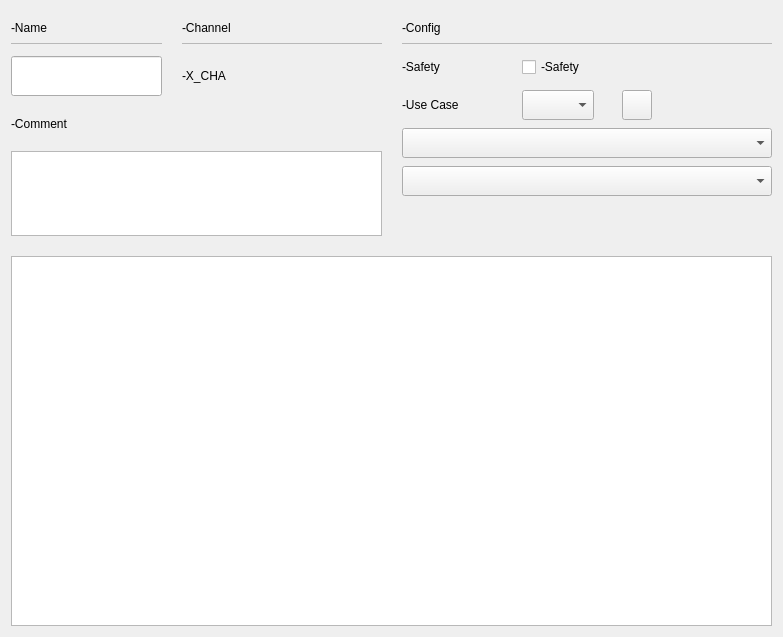
Qt form opensyde_tool/src/system_definition/node_edit/halc/C_SdNdeHalcChannelWidget.ui (openSYDE/openSYDE) before a commit.
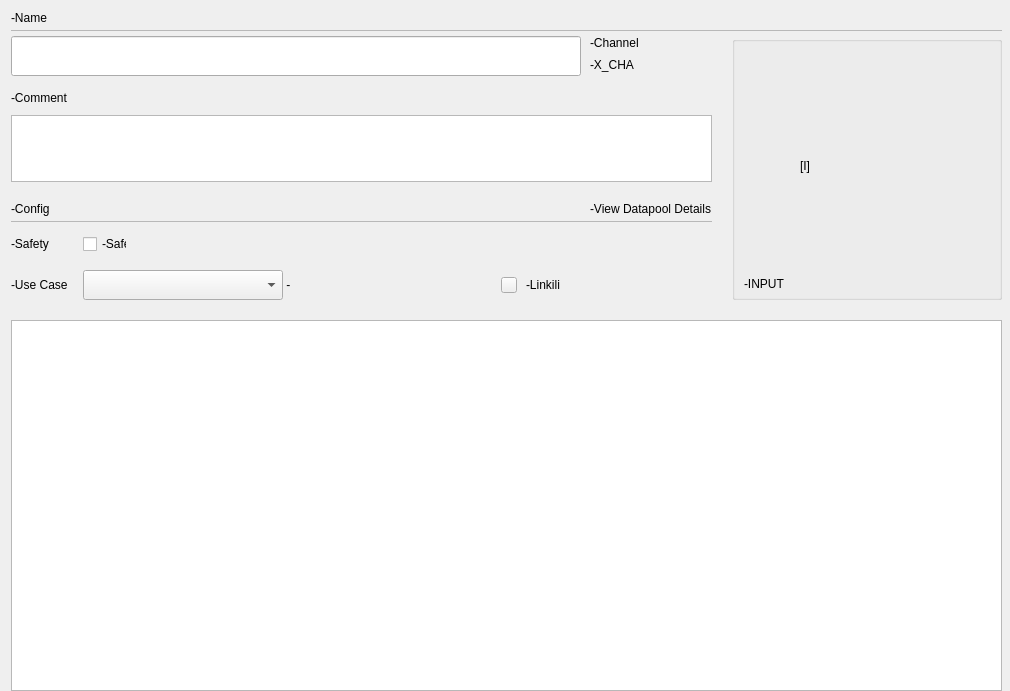
The same form after that commit. Custom widgets are drawn as their Qt base class.

Diff of the .ui file:
```diff
--- a/opensyde_tool/src/system_definition/node_edit/halc/C_SdNdeHalcChannelWidget.ui
+++ b/opensyde_tool/src/system_definition/node_edit/halc/C_SdNdeHalcChannelWidget.ui
@@ -6,254 +6,325 @@
    <rect>
     <x>0</x>
     <y>0</y>
-    <width>783</width>
-    <height>637</height>
+    <width>1010</width>
+    <height>691</height>
    </rect>
   </property>
   <property name="windowTitle">
    <string>C_SdNdeHalcChannelWidget</string>
   </property>
   <layout class="QVBoxLayout" name="verticalLayout">
-   <property name="topMargin">
-    <number>13</number>
+   <property name="rightMargin">
+    <number>8</number>
+   </property>
+   <property name="bottomMargin">
+    <number>0</number>
    </property>
    <item>
-    <layout class="QGridLayout" name="gridLayout" rowstretch="0,0,1">
-     <property name="spacing">
+    <layout class="QGridLayout" name="gridLayout" rowstretch="0,0,0,0,1" columnstretch="1,0">
+     <property name="horizontalSpacing">
       <number>20</number>
      </property>
-     <item row="2" column="0" colspan="2">
-      <widget class="stw_opensyde_gui::C_SdNdeHalcConfigTreeView" name="pc_TreeConfig"/>
+     <property name="verticalSpacing">
+      <number>5</number>
+     </property>
+     <item row="1" column="0" colspan="2">
+      <widget class="stw_opensyde_gui_elements::C_OgeFrameSeparator" name="pc_FrameSeparatorName">
+       <property name="minimumSize">
+        <size>
+         <width>0</width>
+         <height>1</height>
+        </size>
+       </property>
+       <property name="maximumSize">
+        <size>
+         <width>16777215</width>
+         <height>1</height>
+        </size>
+       </property>
+       <property name="frameShape">
+        <enum>QFrame::StyledPanel</enum>
+       </property>
+       <property name="frameShadow">
+        <enum>QFrame::Raised</enum>
+       </property>
+      </widget>
      </item>
-     <item row="1" column="0">
-      <layout class="QVBoxLayout" name="pc_LayoutProperties">
+     <item row="3" column="0" colspan="2">
+      <spacer name="verticalSpacer_5">
+       <property name="orientation">
+        <enum>Qt::Vertical</enum>
+       </property>
+       <property name="sizeType">
+        <enum>QSizePolicy::Fixed</enum>
+       </property>
+       <property name="sizeHint" stdset="0">
+        <size>
+         <width>20</width>
+         <height>15</height>
+        </size>
+       </property>
+      </spacer>
+     </item>
+     <item row="0" column="0" colspan="2">
+      <widget class="stw_opensyde_gui_elements::C_OgeLabHeadingGroupBold" name="pc_LabName">
+       <property name="text">
+        <string>-Name</string>
+       </property>
+      </widget>
+     </item>
+     <item row="2" column="1">
+      <layout class="QVBoxLayout" name="verticalLayout_6">
        <property name="spacing">
-        <number>12</number>
+        <number>0</number>
        </property>
        <item>
-        <layout class="QGridLayout" name="pc_LayoutNameAndChannel">
-         <property name="horizontalSpacing">
-          <number>20</number>
+        <widget class="stw_opensyde_gui_elements::C_OgeGbxGrayed" name="pc_GbxButton">
+         <property name="minimumSize">
+          <size>
+           <width>270</width>
+           <height>0</height>
+          </size>
          </property>
-         <item row="2" column="1">
-          <widget class="stw_opensyde_gui_elements::C_OgeLabGroupItemValue" name="pc_LabChannelCurrent">
-           <property name="minimumSize">
-            <size>
-             <width>200</width>
-             <height>0</height>
-            </size>
-           </property>
-           <property name="text">
-            <string>-X_CHA</string>
-           </property>
-          </widget>
-         </item>
-         <item row="2" column="0">
-          <widget class="stw_opensyde_gui_elements::C_OgeLePropertiesName" name="pc_LeName">
-           <property name="minimumSize">
-            <size>
-             <width>0</width>
-             <height>40</height>
-            </size>
-           </property>
-           <property name="maximumSize">
-            <size>
-             <width>16777215</width>
-             <height>40</height>
-            </size>
-           </property>
-          </widget>
-         </item>
-         <item row="1" column="0">
-          <layout class="QVBoxLayout" name="verticalLayout_2">
-           <property name="spacing">
-            <number>0</number>
-           </property>
-           <item>
-            <widget class="stw_opensyde_gui_elements::C_OgeLabHeadingGroupBold" name="pc_LabName">
-             <property name="sizePolicy">
-              <sizepolicy hsizetype="Expanding" vsizetype="Preferred">
-               <horstretch>0</horstretch>
-               <verstretch>0</verstretch>
-              </sizepolicy>
-             </property>
-             <property name="minimumSize">
-              <size>
-               <width>0</width>
-               <height>30</height>
-              </size>
-             </property>
-             <property name="maximumSize">
-              <size>
-               <width>16777215</width>
-               <height>30</height>
-              </size>
-             </property>
-             <property name="text">
-              <string>-Name</string>
-             </property>
-            </widget>
-           </item>
-           <item>
-            <widget class="stw_opensyde_gui_elements::C_OgeFrameSeparator" name="pc_FrameSeparatorName">
-             <property name="minimumSize">
-              <size>
-               <width>0</width>
-               <height>1</height>
-              </size>
-             </property>
-             <property name="maximumSize">
-              <size>
-               <width>16777215</width>
-               <height>1</height>
-              </size>
-             </property>
-             <property name="frameShape">
-              <enum>QFrame::StyledPanel</enum>
-             </property>
-             <property name="frameShadow">
-              <enum>QFrame::Raised</enum>
-             </property>
-            </widget>
-           </item>
-          </layout>
-         </item>
-         <item row="1" column="1">
-          <layout class="QVBoxLayout" name="verticalLayout_3">
-           <property name="spacing">
-            <number>0</number>
-           </property>
-           <item>
-            <widget class="stw_opensyde_gui_elements::C_OgeLabHeadingGroupBold" name="pc_LabChannelTitle">
-             <property name="minimumSize">
-              <size>
-               <width>0</width>
-               <height>30</height>
-              </size>
-             </property>
-             <property name="maximumSize">
-              <size>
-               <width>16777215</width>
-               <height>30</height>
-              </size>
-             </property>
-             <property name="text">
-              <string>-Channel</string>
-             </property>
-             <property name="textInteractionFlags">
-              <set>Qt::LinksAccessibleByMouse|Qt::TextSelectableByMouse</set>
-             </property>
-            </widget>
-           </item>
-           <item>
-            <widget class="stw_opensyde_gui_elements::C_OgeFrameSeparator" name="pc_FrameSeparatorChannel">
-             <property name="minimumSize">
-              <size>
-               <width>0</width>
-               <height>1</height>
-              </size>
-             </property>
-             <property name="maximumSize">
-              <size>
-               <width>16777215</width>
-               <height>1</height>
-              </size>
-             </property>
-             <property name="frameShape">
-              <enum>QFrame::StyledPanel</enum>
-             </property>
-             <property name="frameShadow">
-              <enum>QFrame::Raised</enum>
-             </property>
-            </widget>
-           </item>
-          </layout>
-         </item>
-        </layout>
+         <property name="maximumSize">
+          <size>
+           <width>270</width>
+           <height>16777215</height>
+          </size>
+         </property>
+         <layout class="QVBoxLayout" name="verticalLayout_2">
+          <property name="bottomMargin">
+           <number>6</number>
+          </property>
+          <item>
+           <spacer name="verticalSpacer_4">
+            <property name="orientation">
+             <enum>Qt::Vertical</enum>
+            </property>
+            <property name="sizeHint" stdset="0">
+             <size>
+              <width>20</width>
+              <height>0</height>
+             </size>
+            </property>
+           </spacer>
+          </item>
+          <item>
+           <spacer name="verticalSpacer_6">
+            <property name="orientation">
+             <enum>Qt::Vertical</enum>
+            </property>
+            <property name="sizeType">
+             <enum>QSizePolicy::Fixed</enum>
+            </property>
+            <property name="sizeHint" stdset="0">
+             <size>
+              <width>20</width>
+              <height>10</height>
+             </size>
+            </property>
+           </spacer>
+          </item>
+          <item>
+           <layout class="QHBoxLayout" name="horizontalLayout">
+            <item>
+             <spacer name="horizontalSpacer">
+              <property name="orientation">
+               <enum>Qt::Horizontal</enum>
+              </property>
+              <property name="sizeHint" stdset="0">
+               <size>
+                <width>5</width>
+                <height>20</height>
+               </size>
+              </property>
+             </spacer>
+            </item>
+            <item>
+             <spacer name="horizontalSpacer_5">
+              <property name="orientation">
+               <enum>Qt::Horizontal</enum>
+              </property>
+              <property name="sizeType">
+               <enum>QSizePolicy::Fixed</enum>
+              </property>
+              <property name="sizeHint" stdset="0">
+               <size>
+                <width>10</width>
+                <height>20</height>
+               </size>
+              </property>
+             </spacer>
+            </item>
+            <item>
+             <widget class="stw_opensyde_gui_elements::C_OgeLabSvgOnly" name="pc_LabImage">
+              <property name="minimumSize">
+               <size>
+                <width>144</width>
+                <height>144</height>
+               </size>
+              </property>
+              <property name="maximumSize">
+               <size>
+                <width>144</width>
+                <height>144</height>
+               </size>
+              </property>
+              <property name="text">
+               <string>[I]</string>
+              </property>
+             </widget>
+            </item>
+            <item>
+             <spacer name="horizontalSpacer_3">
+              <property name="orientation">
+               <enum>Qt::Horizontal</enum>
+              </property>
+              <property name="sizeHint" stdset="0">
+               <size>
+                <width>5</width>
+                <height>20</height>
+               </size>
+              </property>
+             </spacer>
+            </item>
+           </layout>
+          </item>
+          <item>
+           <spacer name="verticalSpacer_3">
+            <property name="orientation">
+             <enum>Qt::Vertical</enum>
+            </property>
+            <property name="sizeHint" stdset="0">
+             <size>
+              <width>20</width>
+              <height>0</height>
+             </size>
+            </property>
+           </spacer>
+          </item>
+          <item>
+           <widget class="stw_opensyde_gui_elements::C_OgeLabGenericNoPaddingNoMargins" name="pc_LabDomainName">
+            <property name="text">
+             <string>-INPUT</string>
+            </property>
+           </widget>
+          </item>
+         </layout>
+        </widget>
        </item>
-       <item>
+      </layout>
+     </item>
+     <item row="2" column="0">
+      <layout class="QGridLayout" name="gridLayout_3" rowstretch="0,0,0,0,0,0,0,0,0,0,0,0,0" columnstretch="1,0">
+       <property name="horizontalSpacing">
+        <number>9</number>
+       </property>
+       <property name="verticalSpacing">
+        <number>5</number>
+       </property>
+       <item row="6" column="0" colspan="2">
         <widget class="stw_opensyde_gui_elements::C_OgeLabHeadingGroupBold" name="pc_LabComment">
+         <property name="minimumSize">
+          <size>
+           <width>0</width>
+           <height>20</height>
+          </size>
+         </property>
+         <property name="maximumSize">
+          <size>
+           <width>16777215</width>
+           <height>20</height>
+          </size>
+         </property>
          <property name="text">
           <string>-Comment</string>
          </property>
         </widget>
        </item>
-       <item>
-        <widget class="stw_opensyde_gui_elements::C_OgeTedPropertiesComment" name="pc_TedComment">
-         <property name="maximumSize">
-          <size>
-           <width>16777215</width>
-           <height>85</height>
-          </size>
+       <item row="12" column="0" colspan="2">
+        <layout class="QGridLayout" name="pc_LayoutSafetyAndUseCase">
+         <property name="topMargin">
+          <number>7</number>
          </property>
-         <property name="acceptRichText">
-          <bool>false</bool>
+         <property name="horizontalSpacing">
+          <number>15</number>
          </property>
-        </widget>
-       </item>
-      </layout>
-     </item>
-     <item row="1" column="1">
-      <layout class="QVBoxLayout" name="pc_LayoutDbRelation">
-       <property name="spacing">
-        <number>8</number>
-       </property>
-       <item>
-        <layout class="QVBoxLayout" name="verticalLayout_4">
-         <property name="spacing">
-          <number>0</number>
+         <property name="verticalSpacing">
+          <number>16</number>
          </property>
-         <item>
-          <widget class="stw_opensyde_gui_elements::C_OgeLabHeadingGroupBold" name="pc_LabConfig">
-           <property name="sizePolicy">
-            <sizepolicy hsizetype="Expanding" vsizetype="Preferred">
-             <horstretch>0</horstretch>
-             <verstretch>0</verstretch>
-            </sizepolicy>
-           </property>
-           <property name="minimumSize">
-            <size>
-             <width>0</width>
-             <height>30</height>
-            </size>
-           </property>
-           <property name="maximumSize">
-            <size>
-             <width>16777215</width>
-             <height>30</height>
-            </size>
-           </property>
-           <property name="text">
-            <string>-Config</string>
-           </property>
-          </widget>
+         <item row="1" column="1">
+          <layout class="QHBoxLayout" name="horizontalLayout_3">
+           <item>
+            <widget class="stw_opensyde_gui_elements::C_OgeCbxText" name="pc_CbxUseCase">
+             <property name="minimumSize">
+              <size>
+               <width>200</width>
+               <height>30</height>
+              </size>
+             </property>
+             <property name="maximumSize">
+              <size>
+               <width>200</width>
+               <height>30</height>
+              </size>
+             </property>
+            </widget>
+           </item>
+           <item>
+            <widget class="stw_opensyde_gui_elements::C_OgeLabGroupItemValue" name="pc_LabNoUseCase">
+             <property name="minimumSize">
+              <size>
+               <width>200</width>
+               <height>30</height>
+              </size>
+             </property>
+             <property name="maximumSize">
+              <size>
+               <width>200</width>
+               <height>30</height>
+              </size>
+             </property>
+             <property name="text">
+              <string> - </string>
+             </property>
+            </widget>
+           </item>
+          </layout>
          </item>
-         <item>
-          <widget class="stw_opensyde_gui_elements::C_OgeFrameSeparator" name="pc_FrameSeparatorRelation">
-           <property name="minimumSize">
-            <size>
-             <width>0</width>
-             <height>1</height>
-            </size>
+         <item row="1" column="2">
+          <layout class="QHBoxLayout" name="horizontalLayout_4">
+           <property name="spacing">
+            <number>9</number>
            </property>
-           <property name="maximumSize">
-            <size>
-             <width>16777215</width>
-             <height>1</height>
-            </size>
+           <property name="leftMargin">
+            <number>3</number>
            </property>
-           <property name="frameShape">
-            <enum>QFrame::StyledPanel</enum>
-           </property>
-           <property name="frameShadow">
-            <enum>QFrame::Raised</enum>
-           </property>
-          </widget>
+           <item>
+            <widget class="stw_opensyde_gui_elements::C_OgePubSvgIconOnly" name="pc_PubLinkedIcon">
+             <property name="minimumSize">
+              <size>
+               <width>16</width>
+               <height>16</height>
+              </size>
+             </property>
+             <property name="maximumSize">
+              <size>
+               <width>16</width>
+               <height>16</height>
+              </size>
+             </property>
+            </widget>
+           </item>
+           <item>
+            <widget class="stw_opensyde_gui_elements::C_OgeLabGroupItem" name="pc_LabLinkedChannel">
+             <property name="text">
+              <string>-Linkili</string>
+             </property>
+            </widget>
+           </item>
+          </layout>
          </item>
-        </layout>
-       </item>
-       <item>
-        <layout class="QGridLayout" name="pc_LayoutSafetyAndShare">
          <item row="1" column="0">
           <widget class="stw_opensyde_gui_elements::C_OgeLabGroupItem" name="pc_LabUseCase">
            <property name="text">
@@ -261,19 +332,10 @@
            </property>
           </widget>
          </item>
-         <item row="1" column="1">
-          <widget class="stw_opensyde_gui_elements::C_OgeCbxText" name="pc_CbxUseCase">
-           <property name="minimumSize">
-            <size>
-             <width>0</width>
-             <height>30</height>
-            </size>
-           </property>
-           <property name="maximumSize">
-            <size>
-             <width>16777215</width>
-             <height>30</height>
-            </size>
+         <item row="0" column="0">
+          <widget class="stw_opensyde_gui_elements::C_OgeLabGroupItem" name="pc_LabSafety">
+           <property name="text">
+            <string>-Safety</string>
            </property>
           </widget>
          </item>
@@ -287,14 +349,14 @@
            </property>
            <property name="minimumSize">
             <size>
-             <width>66</width>
-             <height>30</height>
+             <width>44</width>
+             <height>20</height>
             </size>
            </property>
            <property name="maximumSize">
             <size>
-             <width>66</width>
-             <height>30</height>
+             <width>44</width>
+             <height>20</height>
             </size>
            </property>
            <property name="text">
@@ -302,94 +364,217 @@
            </property>
           </widget>
          </item>
-         <item row="0" column="0">
-          <widget class="stw_opensyde_gui_elements::C_OgeLabGroupItem" name="pc_LabSafety">
-           <property name="text">
-            <string>-Safety</string>
-           </property>
-          </widget>
-         </item>
-         <item row="1" column="3">
-          <widget class="stw_opensyde_gui_elements::C_OgePubSvgIconOnly" name="pc_PubLinkedIcon">
-           <property name="minimumSize">
-            <size>
-             <width>30</width>
-             <height>30</height>
-            </size>
-           </property>
-           <property name="maximumSize">
-            <size>
-             <width>30</width>
-             <height>30</height>
-            </size>
-           </property>
-          </widget>
-         </item>
-         <item row="1" column="4">
-          <widget class="stw_opensyde_gui_elements::C_OgeLabGroupItemValue" name="pc_LabLinkedChannel"/>
-         </item>
-         <item row="1" column="2">
-          <spacer name="horizontalSpacer">
+         <item row="0" column="2">
+          <spacer name="horizontalSpacer_2">
            <property name="orientation">
             <enum>Qt::Horizontal</enum>
            </property>
-           <property name="sizeType">
-            <enum>QSizePolicy::Fixed</enum>
-           </property>
            <property name="sizeHint" stdset="0">
             <size>
-             <width>20</width>
-             <height>20</height>
+             <width>0</width>
+             <height>0</height>
             </size>
            </property>
           </spacer>
          </item>
         </layout>
        </item>
-       <item>
-        <widget class="stw_opensyde_gui_elements::C_OgeCbxMultiSelect" name="pc_CbxBitfields">
+       <item row="11" column="0" colspan="2">
+        <widget class="stw_opensyde_gui_elements::C_OgeFrameSeparator" name="pc_FrameSeparatorRelation">
          <property name="minimumSize">
           <size>
            <width>0</width>
-           <height>30</height>
+           <height>1</height>
           </size>
          </property>
+         <property name="maximumSize">
+          <size>
+           <width>16777215</width>
+           <height>1</height>
+          </size>
+         </property>
+         <property name="frameShape">
+          <enum>QFrame::StyledPanel</enum>
+         </property>
+         <property name="frameShadow">
+          <enum>QFrame::Raised</enum>
+         </property>
         </widget>
        </item>
-       <item>
-        <widget class="stw_opensyde_gui_elements::C_OgeCbxMultiSelect" name="pc_CbxBitmasks">
+       <item row="10" column="1">
+        <widget class="stw_opensyde_gui_elements::C_OgeLabGroupItem" name="pc_LabViewDatapools">
+         <property name="text">
+          <string>-View Datapool Details</string>
+         </property>
+        </widget>
+       </item>
+       <item row="4" column="0">
+        <widget class="stw_opensyde_gui_elements::C_OgeLePropertiesName" name="pc_LeName">
          <property name="minimumSize">
           <size>
            <width>0</width>
-           <height>30</height>
+           <height>40</height>
           </size>
          </property>
+         <property name="maximumSize">
+          <size>
+           <width>16777215</width>
+           <height>40</height>
+          </size>
+         </property>
         </widget>
        </item>
-       <item>
+       <item row="10" column="0">
+        <widget class="stw_opensyde_gui_elements::C_OgeLabHeadingGroupBold" name="pc_LabConfig">
+         <property name="text">
+          <string>-Config</string>
+         </property>
+        </widget>
+       </item>
+       <item row="5" column="0">
+        <spacer name="verticalSpacer">
+         <property name="orientation">
+          <enum>Qt::Vertical</enum>
+         </property>
+         <property name="sizeType">
+          <enum>QSizePolicy::Fixed</enum>
+         </property>
+         <property name="sizeHint" stdset="0">
+          <size>
+           <width>20</width>
+           <height>7</height>
+          </size>
+         </property>
+        </spacer>
+       </item>
+       <item row="4" column="1">
+        <layout class="QVBoxLayout" name="verticalLayout_3">
+         <property name="spacing">
+          <number>5</number>
+         </property>
+         <property name="bottomMargin">
+          <number>1</number>
+         </property>
+         <item>
+          <widget class="stw_opensyde_gui_elements::C_OgeLabGenericNoPaddingNoMargins" name="pc_LabChannelTitle">
+           <property name="maximumSize">
+            <size>
+             <width>16777215</width>
+             <height>15</height>
+            </size>
+           </property>
+           <property name="text">
+            <string>-Channel</string>
+           </property>
+          </widget>
+         </item>
+         <item>
+          <layout class="QHBoxLayout" name="horizontalLayout_2" stretch="0,1">
+           <property name="spacing">
+            <number>0</number>
+           </property>
+           <item>
+            <widget class="stw_opensyde_gui_elements::C_OgeLabGenericBubble" name="pc_LabChannelCurrent">
+             <property name="maximumSize">
+              <size>
+               <width>130</width>
+               <height>16777215</height>
+              </size>
+             </property>
+             <property name="text">
+              <string>-X_CHA</string>
+             </property>
+             <property name="textInteractionFlags">
+              <set>Qt::LinksAccessibleByMouse|Qt::TextSelectableByMouse</set>
+             </property>
+            </widget>
+           </item>
+           <item>
+            <spacer name="horizontalSpacer_4">
+             <property name="orientation">
+              <enum>Qt::Horizontal</enum>
+             </property>
+             <property name="sizeHint" stdset="0">
+              <size>
+               <width>0</width>
+               <height>20</height>
+              </size>
+             </property>
+            </spacer>
+           </item>
+          </layout>
+         </item>
+        </layout>
+       </item>
+       <item row="7" column="0">
         <spacer name="verticalSpacer_2">
          <property name="orientation">
           <enum>Qt::Vertical</enum>
          </property>
+         <property name="sizeType">
+          <enum>QSizePolicy::Fixed</enum>
+         </property>
          <property name="sizeHint" stdset="0">
           <size>
            <width>20</width>
-           <height>40</height>
+           <height>2</height>
+          </size>
+         </property>
+        </spacer>
+       </item>
+       <item row="8" column="0" colspan="2">
+        <widget class="stw_opensyde_gui_elements::C_OgeTedPropertiesComment" name="pc_TedComment">
+         <property name="maximumSize">
+          <size>
+           <width>16777215</width>
+           <height>67</height>
+          </size>
+         </property>
+         <property name="acceptRichText">
+          <bool>false</bool>
+         </property>
+        </widget>
+       </item>
+       <item row="9" column="0">
+        <spacer name="verticalSpacer_8">
+         <property name="orientation">
+          <enum>Qt::Vertical</enum>
+         </property>
+         <property name="sizeType">
+          <enum>QSizePolicy::Fixed</enum>
+         </property>
+         <property name="sizeHint" stdset="0">
+          <size>
+           <width>20</width>
+           <height>15</height>
           </size>
          </property>
         </spacer>
        </item>
       </layout>
      </item>
+     <item row="4" column="0" colspan="2">
+      <widget class="stw_opensyde_gui::C_SdNdeHalcConfigTreeView" name="pc_TreeConfig"/>
+     </item>
     </layout>
    </item>
   </layout>
  </widget>
  <customwidgets>
   <customwidget>
-   <class>stw_opensyde_gui_elements::C_OgeLabHeadingGroupBold</class>
+   <class>stw_opensyde_gui_elements::C_OgeLabGroupItem</class>
    <extends>QLabel</extends>
-   <header>C_OgeLabHeadingGroupBold.h</header>
+   <header>C_OgeLabGroupItem.h</header>
+  </customwidget>
+  <customwidget>
+   <class>stw_opensyde_gui_elements::C_OgeLabGenericNoPaddingNoMargins</class>
+   <extends>QLabel</extends>
+   <header>C_OgeLabGenericNoPaddingNoMargins.h</header>
+  </customwidget>
+  <customwidget>
+   <class>stw_opensyde_gui_elements::C_OgeLabSvgOnly</class>
+   <extends>QLabel</extends>
+   <header>C_OgeLabSvgOnly.h</header>
   </customwidget>
   <customwidget>
    <class>stw_opensyde_gui_elements::C_OgeFrameSeparator</class>
@@ -397,21 +582,22 @@
    <header>C_OgeFrameSeparator.h</header>
    <container>1</container>
   </customwidget>
-  <customwidget>
-   <class>stw_opensyde_gui_elements::C_OgeLabGroupItem</class>
-   <extends>QLabel</extends>
-   <header>C_OgeLabGroupItem.h</header>
-  </customwidget>
-  <customwidget>
-   <class>stw_opensyde_gui_elements::C_OgeLabGroupItemValue</class>
-   <extends>QLabel</extends>
-   <header>C_OgeLabGroupItemValue.h</header>
-  </customwidget>
   <customwidget>
    <class>stw_opensyde_gui_elements::C_OgeCbxText</class>
    <extends>QComboBox</extends>
    <header>C_OgeCbxText.h</header>
   </customwidget>
+  <customwidget>
+   <class>stw_opensyde_gui_elements::C_OgeLabHeadingGroupBold</class>
+   <extends>QLabel</extends>
+   <header>C_OgeLabHeadingGroupBold.h</header>
+  </customwidget>
+  <customwidget>
+   <class>stw_opensyde_gui_elements::C_OgeGbxGrayed</class>
+   <extends>QGroupBox</extends>
+   <header>C_OgeGbxGrayed.h</header>
+   <container>1</container>
+  </customwidget>
   <customwidget>
    <class>stw_opensyde_gui_elements::C_OgeTedPropertiesComment</class>
    <extends>QTextEdit</extends>
@@ -422,6 +608,16 @@
    <extends>QLineEdit</extends>
    <header>C_OgeLePropertiesName.h</header>
   </customwidget>
+  <customwidget>
+   <class>stw_opensyde_gui_elements::C_OgeLabGroupItemValue</class>
+   <extends>QLabel</extends>
+   <header>C_OgeLabGroupItemValue.h</header>
+  </customwidget>
+  <customwidget>
+   <class>stw_opensyde_gui_elements::C_OgePubSvgIconOnly</class>
+   <extends>QPushButton</extends>
+   <header>C_OgePubSvgIconOnly.h</header>
+  </customwidget>
   <customwidget>
    <class>stw_opensyde_gui_elements::C_OgeChxTristateTransparentToggle</class>
    <extends>QCheckBox</extends>
@@ -433,14 +629,9 @@
    <header>C_SdNdeHalcConfigTreeView.h</header>
   </customwidget>
   <customwidget>
-   <class>stw_opensyde_gui_elements::C_OgePubSvgIconOnly</class>
-   <extends>QPushButton</extends>
-   <header>C_OgePubSvgIconOnly.h</header>
-  </customwidget>
-  <customwidget>
-   <class>stw_opensyde_gui_elements::C_OgeCbxMultiSelect</class>
-   <extends>QComboBox</extends>
-   <header>C_OgeCbxMultiSelect.h</header>
+   <class>stw_opensyde_gui_elements::C_OgeLabGenericBubble</class>
+   <extends>QLabel</extends>
+   <header>C_OgeLabGenericBubble.h</header>
   </customwidget>
  </customwidgets>
  <resources/>
```
